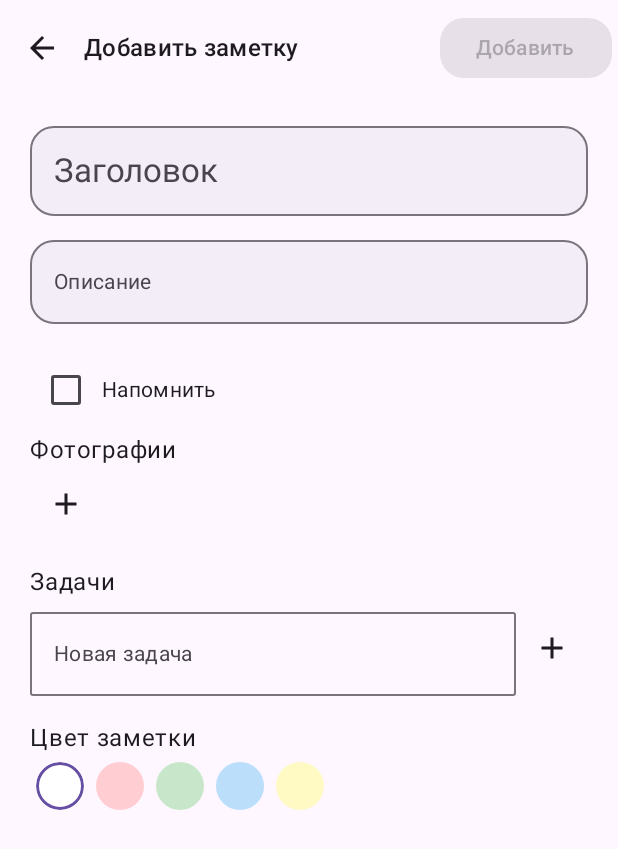
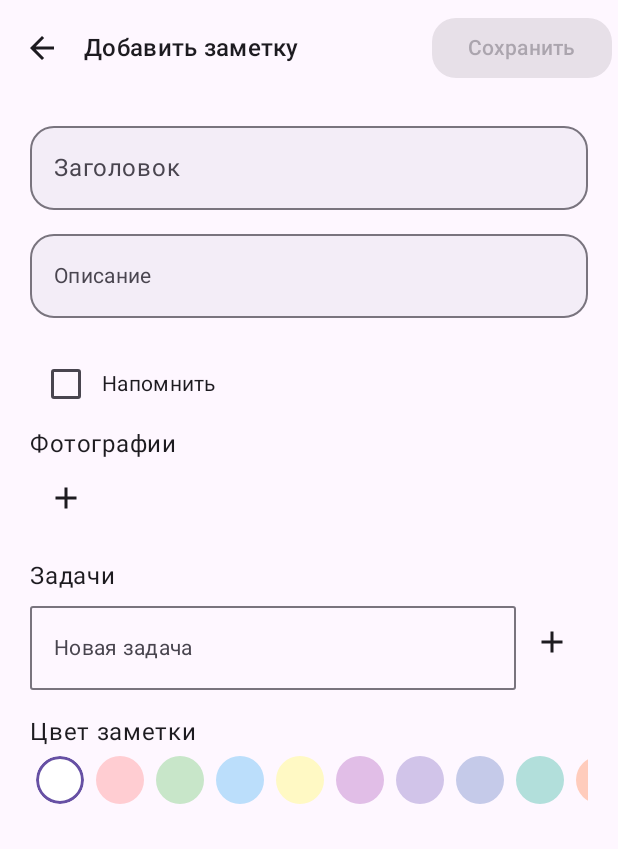
Before and after one commit to plumsoftware/notepad, an Android app built with Jetpack Compose: the AddNoteScreen screen opened through its navigation route, on a phone screen of 412 x 824 dp. Shown: the top 849 px of the screen. Run offline under Robolectric (Android 15) with nearby library versions, the phone set to English and light mode, and no system bars; our stand-ins replace Room's generated code; 1 statement that could not run was skipped.

Commit message:
Финальная версия для релиза.

```diff
--- a/app/src/main/java/ru/plumsoftware/notepad/ui/addnote/AddNoteScreen.kt
+++ b/app/src/main/java/ru/plumsoftware/notepad/ui/addnote/AddNoteScreen.kt
@@ -33,6 +33,7 @@ import androidx.compose.material3.DatePickerDialog
 import androidx.compose.material3.ExperimentalMaterial3Api
 import androidx.compose.material3.Icon
 import androidx.compose.material3.IconButton
+import androidx.compose.material3.IconButtonDefaults
 import androidx.compose.material3.MaterialTheme
 import androidx.compose.material3.OutlinedTextField
 import androidx.compose.material3.OutlinedTextFieldDefaults
@@ -56,6 +57,7 @@ import androidx.compose.ui.draw.clip
 import androidx.compose.ui.graphics.Color
 import androidx.compose.ui.layout.ContentScale
 import androidx.compose.ui.platform.LocalContext
+import androidx.compose.ui.res.painterResource
 import androidx.compose.ui.unit.dp
 import androidx.navigation.NavController
 import coil.compose.AsyncImage
@@ -118,7 +120,12 @@ fun AddNoteScreen(
         Color(0xFFFFCDD2).value,
         Color(0xFFC8E6C9).value,
         Color(0xFFBBDEFB).value,
-        Color(0xFFFFF9C4).value
+        Color(0xFFFFF9C4).value,
+        Color(0xFFE1BEE7).value,
+        Color(0xFFD1C4E9).value,
+        Color(0xFFC5CAE9).value,
+        Color(0xFFB2DFDB).value,
+        Color(0xFFFFCCBC).value
     )
 
     // Date Picker Dialog
@@ -271,7 +278,7 @@ fun AddNoteScreen(
                         elevation = ButtonDefaults.buttonElevation(defaultElevation = 4.dp)
                     ) {
                         Text(
-                            text = if (isEditing) "Сохранить" else "Добавить",
+                            text = if (isEditing) "Сохранить" else "Сохранить",
                             style = MaterialTheme.typography.labelLarge
                         )
                     }
@@ -295,11 +302,11 @@ fun AddNoteScreen(
                     value = title,
                     onValueChange = { title = it },
                     modifier = Modifier.fillMaxWidth(),
-                    textStyle = MaterialTheme.typography.titleLarge,
+                    textStyle = MaterialTheme.typography.bodyLarge,
                     placeholder = {
                         Text(
                             text = "Заголовок",
-                            style = MaterialTheme.typography.titleLarge,
+                            style = MaterialTheme.typography.bodyLarge,
                             modifier = Modifier.background(Color.Transparent)
                         )
                     },
@@ -398,6 +405,9 @@ fun AddNoteScreen(
                                     deleteImagesFromStorage(context, listOf(photoPath))
                                 },
                                 enabled = !isLoading,
+                                colors = IconButtonDefaults.iconButtonColors(
+                                    containerColor = Color.Transparent
+                                ),
                                 modifier = Modifier
                                     .align(Alignment.TopEnd)
                                     .size(24.dp)
@@ -407,7 +417,7 @@ fun AddNoteScreen(
                                     )
                             ) {
                                 Icon(
-                                    Icons.Default.Delete,
+                                    painter = painterResource(R.drawable.delete_icon),
                                     contentDescription = "Delete Photo",
                                     tint = MaterialTheme.colorScheme.onBackground,
                                     modifier = Modifier.size(16.dp)
--- a/app/src/main/java/ru/plumsoftware/notepad/ui/dialog/LoadingDialog.kt
+++ b/app/src/main/java/ru/plumsoftware/notepad/ui/dialog/LoadingDialog.kt
@@ -1,10 +1,8 @@
 package ru.plumsoftware.notepad.ui.dialog
 
 import androidx.compose.foundation.background
-import androidx.compose.foundation.border
 import androidx.compose.foundation.layout.Box
 import androidx.compose.foundation.layout.size
-import androidx.compose.foundation.shape.RoundedCornerShape
 import androidx.compose.material3.CircularProgressIndicator
 import androidx.compose.material3.MaterialTheme
 import androidx.compose.runtime.Composable
@@ -25,8 +23,7 @@ fun LoadingDialog() {
             modifier = Modifier
                 .size(80.dp)
                 .clip(MaterialTheme.shapes.medium)
-                .background(MaterialTheme.colorScheme.surface)
-                .border(1.dp, MaterialTheme.colorScheme.onSurface.copy(alpha = 0.2f), RoundedCornerShape(16.dp)),
+                .background(MaterialTheme.colorScheme.surface),
             contentAlignment = Alignment.Center
         ) {
             CircularProgressIndicator(
--- a/app/src/main/java/ru/plumsoftware/notepad/ui/notes/NoteListScreen.kt
+++ b/app/src/main/java/ru/plumsoftware/notepad/ui/notes/NoteListScreen.kt
@@ -201,7 +201,7 @@ fun NoteListScreen(
                                     notesToDelete[note.id] = true
                                     playSound(context, exoPlayer, R.raw.note_delete)
                                     coroutineScope.launch {
-                                        kotlinx.coroutines.delay(200)
+                                        kotlinx.coroutines.delay(400)
                                         viewModel.deleteNote(note, context)
                                         notesToDelete.remove(note.id)
                                     }
--- /dev/null
+++ b/app/src/main/res/drawable/delete_icon.xml
@@ -0,0 +1,12 @@
+<vector xmlns:android="http://schemas.android.com/apk/res/android"
+    android:width="60dp"
+    android:height="60dp"
+    android:viewportWidth="60"
+    android:viewportHeight="60">
+  <path
+      android:pathData="M30,0L30,0A30,30 0,0 1,60 30L60,30A30,30 0,0 1,30 60L30,60A30,30 0,0 1,0 30L0,30A30,30 0,0 1,30 0z"
+      android:fillColor="#FF3D3D"/>
+  <path
+      android:pathData="M13.5,25.5h33v9h-33z"
+      android:fillColor="#ffffff"/>
+</vector>
```
Also changed, not shown: app/src/main/java/ru/plumsoftware/notepad/ui/elements/NoteCard.kt (+6 -8 lines).
